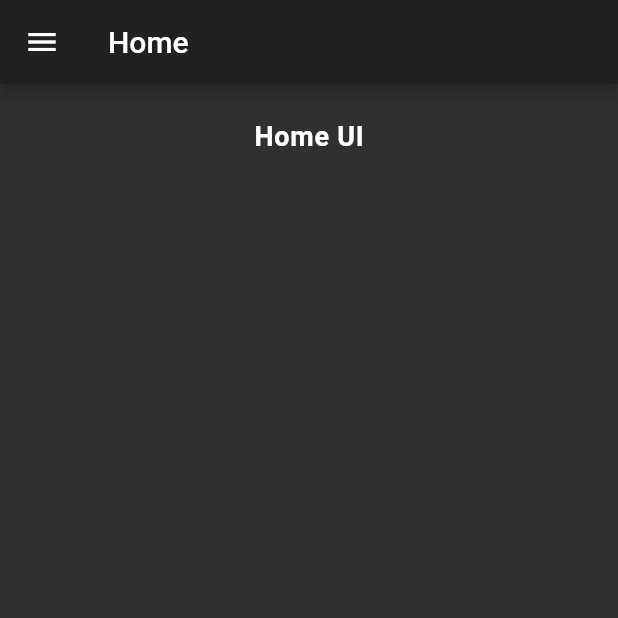
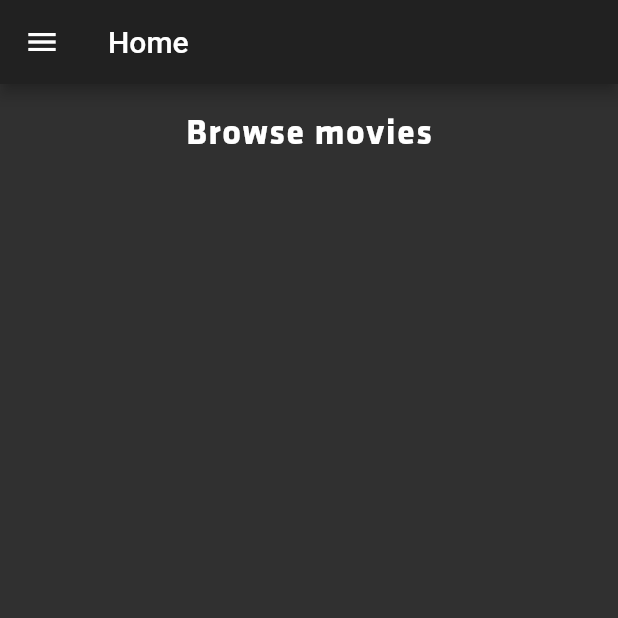
Before and after one commit to HairdressingProject/flutter-movies-app, a Flutter app: the screen it shows after launch, in the side drawer, after a tap on "Home", on a phone screen of 412 x 824 dp, the top half of it. Run offline on Flutter 3.47's test engine with Material 2 defaults, Android fonts, the phone set to English and light mode, and no system bars.

Commit message:
added fonts

```diff
--- a/lib/views/about.dart
+++ b/lib/views/about.dart
@@ -10,28 +10,23 @@ class About extends StatelessWidget {
         title: 'About',
         header: 'About UI',
         drawerItems: buildDefaultDrawerItems(context),
-      body: Center(
+        body: Container(
+          alignment: Alignment.center,
           child: Column(
-          crossAxisAlignment: CrossAxisAlignment.center,
             children: [
-            Padding(padding: const EdgeInsets.symmetric(vertical: 20.0)),
-            Row(
-              mainAxisAlignment: MainAxisAlignment.center,
-              children: [
-                IconButton(
-                    icon: Icon(
-                      Icons.chevron_left,
-                      size: 32.0,
+              Padding(
+                padding: const EdgeInsets.symmetric(vertical: 10.0),
               ),
-                    onPressed: () => Navigator.of(context).pop()),
-                Text('About',
-                    style:
-                        TextStyle(fontSize: 24.0, fontWeight: FontWeight.bold))
-              ],
+              Text(
+                'About this app',
+                style: TextStyle(
+                    fontSize: 24.0,
+                    fontWeight: FontWeight.w700,
+                    letterSpacing: 1.0,
+                    fontFamily: 'Klavika'),
               )
             ],
           ),
-      ),
-    );
+        ));
   }
 }
--- a/lib/views/app.dart
+++ b/lib/views/app.dart
@@ -21,18 +21,10 @@ class _App extends State<App> {
         title: widget.title,
         darkTheme: ThemeData(brightness: Brightness.dark),
         themeMode: ThemeMode.dark,
+        theme: ThemeData(fontFamily: 'Klavika'),
         home: Navigator(
           pages: widget.pages,
           onPopPage: (route, result) => route.didPop(result),
-      ),
-      theme: ThemeData(
-          primaryColor: Colors.deepPurple,
-          accentColor: Colors.purple[300],
-          fontFamily: 'Klavika',
-          textTheme: TextTheme(
-              headline1: TextStyle(fontSize: 72.0, fontWeight: FontWeight.bold),
-              headline6: TextStyle(fontSize: 36.0, fontStyle: FontStyle.italic),
-              bodyText2: TextStyle(fontSize: 14.0))),
-    );
+        ));
   }
 }
--- a/lib/views/home.dart
+++ b/lib/views/home.dart
@@ -15,16 +15,16 @@ class Home extends StatelessWidget {
         child: Column(
           children: [
             Padding(
-              padding: const EdgeInsets.symmetric(vertical: 12.0),
+              padding: const EdgeInsets.symmetric(vertical: 10.0),
             ),
-            Container(
-                child: Text(
-              'Home UI',
+            Text(
+              'Browse movies',
               style: TextStyle(
                   fontWeight: FontWeight.bold,
-                  letterSpacing: 0.5,
-                  fontSize: 18),
-            )),
+                  letterSpacing: 1.0,
+                  fontSize: 24.0,
+                  fontFamily: 'Klavika'),
+            )
           ],
         ),
       ),
--- a/lib/views/navigation/pages.dart
+++ b/lib/views/navigation/pages.dart
@@ -3,6 +3,6 @@ import 'package:movie_app/views/about.dart';
 import 'package:movie_app/views/home.dart';
 
 List<MaterialPage> pages = [
-  MaterialPage(key: ValueKey('HomePage'), child: Home()),
-  MaterialPage(key: ValueKey('AboutPage'), child: About())
+  MaterialPage(key: ValueKey('AboutPage'), child: About()),
+  MaterialPage(key: ValueKey('HomePage'), child: Home())
 ];
```
Also changed, not shown: pubspec.yaml (+9 -0 lines), assets/fonts/klavika-bold-italic.otf (added), assets/fonts/klavika-bold.otf (added), assets/fonts/klavika-light-italic.otf (added), assets/fonts/klavika-light.otf (added), assets/fonts/klavika-medium-italic.otf (added), assets/fonts/klavika-medium.otf (added), assets/fonts/klavika-regular-italic.otf (added), lib/views/navigation/app_bar.dart (deleted). Lines whose indentation alone changed are shown as unchanged.
